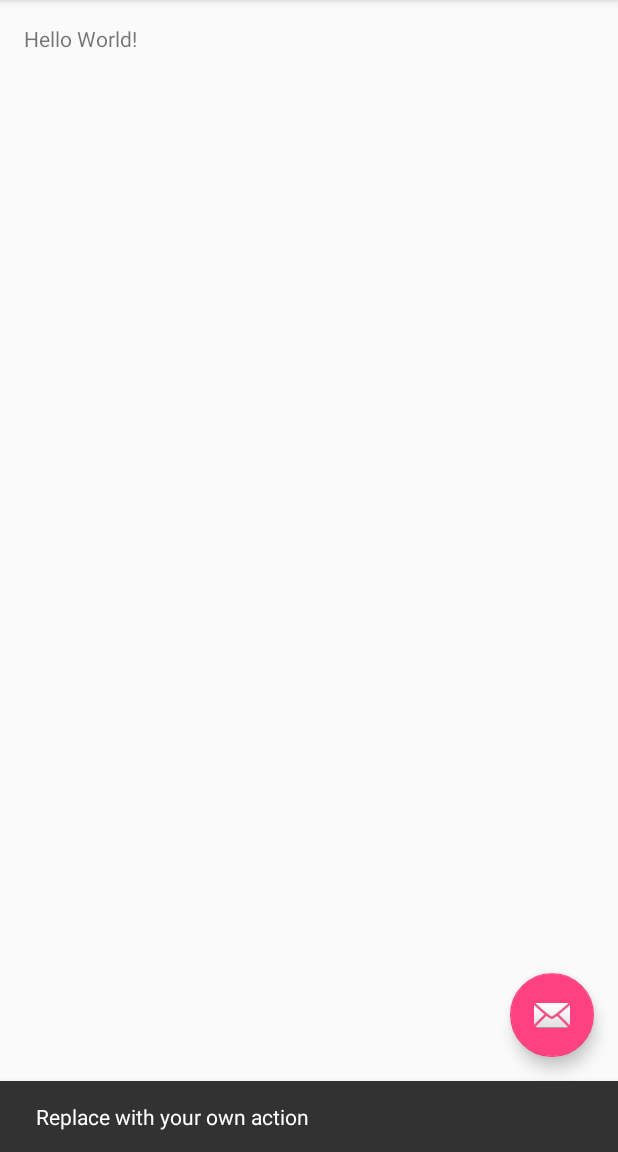
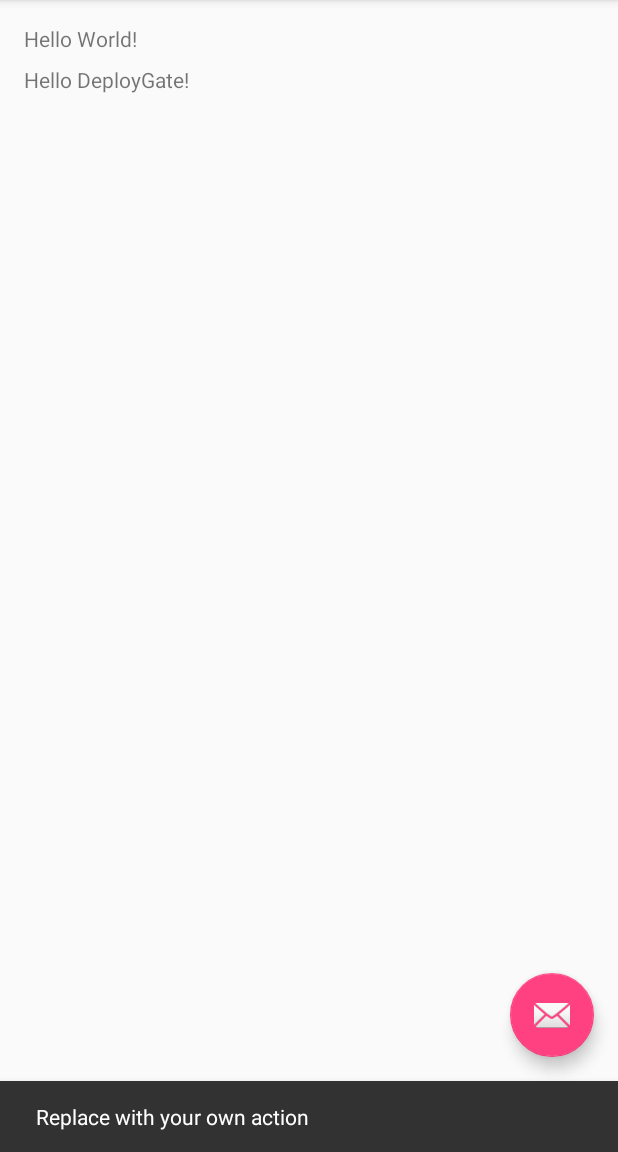
Before and after one commit to TatsuoWatanabe/FunUkuleleQuiz, an Android app: the screen it shows after launch (MainActivity), after a tap on an icon or button, on a phone screen of 412 x 824 dp, the part 84-1236 px from its top. Run offline under Robolectric (Android 15) with nearby library versions, the phone set to English and light mode, and no system bars.

Commit message:
changes layout for deploygate test.

```diff
--- a/app/src/main/res/layout/content_main.xml
+++ b/app/src/main/res/layout/content_main.xml
@@ -10,5 +10,14 @@
     tools:showIn="@layout/activity_main" tools:context=".MainActivity">
 
     <TextView android:text="Hello World!" android:layout_width="wrap_content"
-        android:layout_height="wrap_content" />
+        android:layout_height="wrap_content"
+        android:id="@+id/textView" />
+
+    <TextView android:text="Hello DeployGate!" android:layout_width="wrap_content"
+        android:layout_height="wrap_content"
+        android:layout_below="@+id/textView"
+        android:layout_alignParentLeft="true"
+        android:layout_alignParentStart="true"
+        android:layout_marginTop="8dp" />
+
 </RelativeLayout>
```
